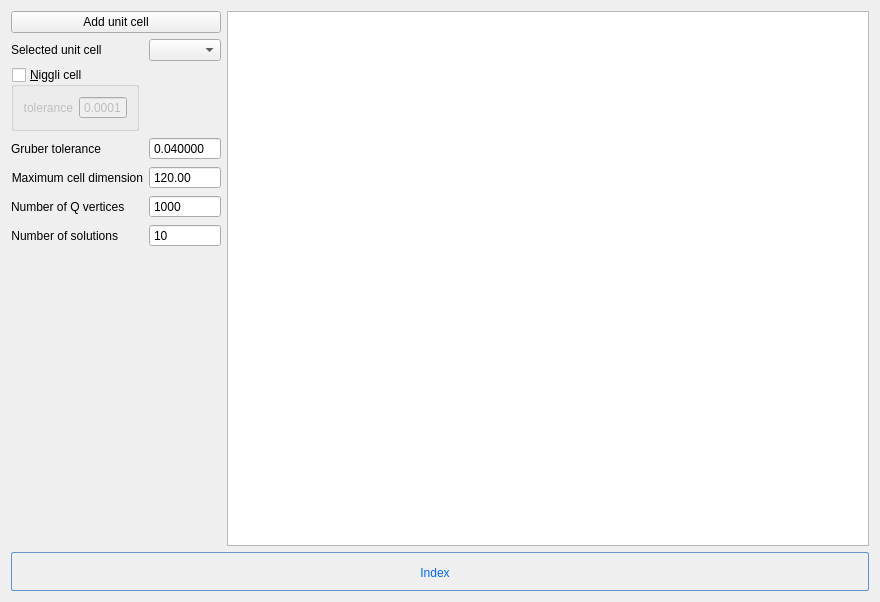
Above: apps/nsxqt/ui/DialogAutoIndexing.ui from k61n/openhkl before the change. Below: the same form after it.
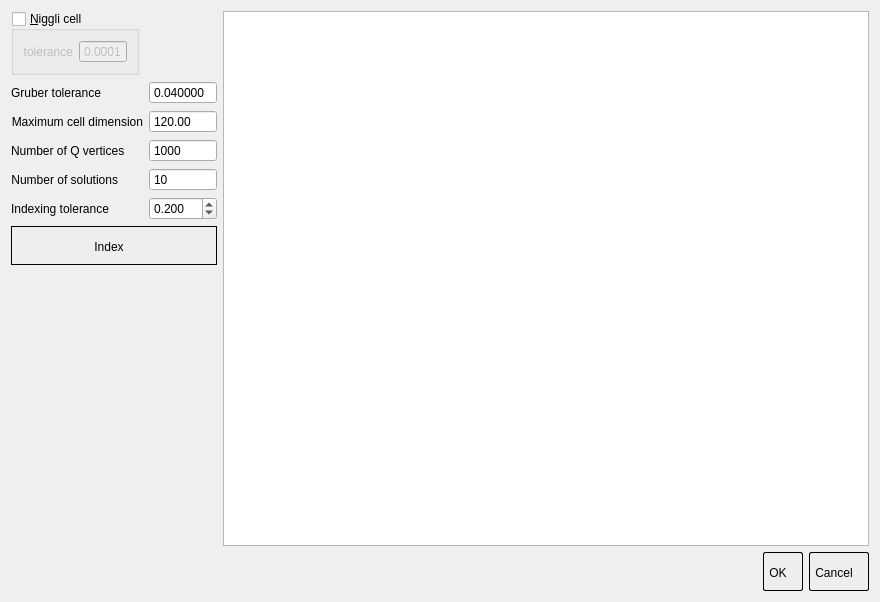
That is the form after the change.

Commit message: FIXED the peak are now updated once the theauto-indexing dialog is close CHANGED no need anymore to create a unit cell prior opening the auto-indeing dialog CHANGED refactored the auto-indexing layout

Patch:
```diff
--- a/apps/nsxqt/ui/DialogAutoIndexing.ui
+++ b/apps/nsxqt/ui/DialogAutoIndexing.ui
@@ -22,7 +22,7 @@
   <property name="windowTitle">
    <string>Auto-indexer dialog</string>
   </property>
-  <layout class="QGridLayout" name="gridLayout">
+  <layout class="QGridLayout" name="gridLayout" rowstretch="0,0">
    <item row="0" column="0">
     <layout class="QHBoxLayout" name="horizontalLayout_2" stretch="0,1">
      <item>
@@ -31,23 +31,6 @@
         <enum>QFormLayout::AllNonFixedFieldsGrow</enum>
        </property>
        <item row="1" column="0">
-        <widget class="QLabel" name="label_6">
-         <property name="text">
-          <string>Selected unit cell</string>
-         </property>
-        </widget>
-       </item>
-       <item row="1" column="1">
-        <widget class="QComboBox" name="unitCells">
-         <property name="sizePolicy">
-          <sizepolicy hsizetype="Minimum" vsizetype="Fixed">
-           <horstretch>1</horstretch>
-           <verstretch>0</verstretch>
-          </sizepolicy>
-         </property>
-        </widget>
-       </item>
-       <item row="2" column="0">
         <widget class="QGroupBox" name="niggliReduction">
          <property name="title">
           <string>&amp;Niggli cell</string>
@@ -101,7 +84,7 @@
          </layout>
         </widget>
        </item>
-       <item row="3" column="0">
+       <item row="2" column="0">
         <widget class="QLabel" name="label_2">
          <property name="text">
           <string>Gruber tolerance</string>
@@ -111,7 +94,7 @@
          </property>
         </widget>
        </item>
-       <item row="3" column="1">
+       <item row="2" column="1">
         <widget class="QDoubleSpinBox" name="gruberTolerance">
          <property name="buttonSymbols">
           <enum>QAbstractSpinBox::NoButtons</enum>
@@ -130,7 +113,7 @@
          </property>
         </widget>
        </item>
-       <item row="4" column="0">
+       <item row="3" column="0">
         <widget class="QLabel" name="label_3">
          <property name="text">
           <string>Maximum cell dimension</string>
@@ -140,7 +123,7 @@
          </property>
         </widget>
        </item>
-       <item row="4" column="1">
+       <item row="3" column="1">
         <widget class="QDoubleSpinBox" name="maxCellDim">
          <property name="buttonSymbols">
           <enum>QAbstractSpinBox::NoButtons</enum>
@@ -156,14 +139,14 @@
          </property>
         </widget>
        </item>
-       <item row="5" column="0">
+       <item row="4" column="0">
         <widget class="QLabel" name="label_5">
          <property name="text">
           <string>Number of Q vertices</string>
          </property>
         </widget>
        </item>
-       <item row="5" column="1">
+       <item row="4" column="1">
         <widget class="QSpinBox" name="nVertices">
          <property name="buttonSymbols">
           <enum>QAbstractSpinBox::NoButtons</enum>
@@ -176,7 +159,7 @@
          </property>
         </widget>
        </item>
-       <item row="6" column="0">
+       <item row="5" column="0">
         <widget class="QLabel" name="label_4">
          <property name="text">
           <string>Number of solutions</string>
@@ -186,7 +169,7 @@
          </property>
         </widget>
        </item>
-       <item row="6" column="1">
+       <item row="5" column="1">
         <widget class="QSpinBox" name="maxNumSolutions">
          <property name="buttonSymbols">
           <enum>QAbstractSpinBox::NoButtons</enum>
@@ -202,37 +185,77 @@
          </property>
         </widget>
        </item>
-       <item row="0" column="0" colspan="2">
-        <widget class="QPushButton" name="addUnitCell">
+       <item row="7" column="0" colspan="2">
+        <widget class="QPushButton" name="index">
+         <property name="sizePolicy">
+          <sizepolicy hsizetype="Expanding" vsizetype="Fixed">
+           <horstretch>0</horstretch>
+           <verstretch>0</verstretch>
+          </sizepolicy>
+         </property>
+         <property name="focusPolicy">
+          <enum>Qt::NoFocus</enum>
+         </property>
+         <property name="styleSheet">
+          <string notr="true">QPushButton {
+        border: 1px solid #000000;
+        border-radius: 20px;
+        padding: 5px 15px 2px 5px;
+        background: #eeeeee;
+        color: #000000;
+        font: bold large &quot;Arial&quot;;
+        height: 30px;
+}
+
+QPushButton:pressed {
+        background: #dddddd;
+        padding-top: 2px;
+        padding-left: 3px;
+
+}
+</string>
+         </property>
          <property name="text">
-          <string>Add unit cell</string>
+          <string>Index</string>
          </property>
-         <property name="autoDefault">
-          <bool>false</bool>
+         <property name="flat">
+          <bool>true</bool>
+         </property>
+        </widget>
+       </item>
+       <item row="6" column="0">
+        <widget class="QLabel" name="label_6">
+         <property name="text">
+          <string>Indexing tolerance</string>
+         </property>
+        </widget>
+       </item>
+       <item row="6" column="1">
+        <widget class="QDoubleSpinBox" name="indexingTolerance">
+         <property name="decimals">
+          <number>3</number>
+         </property>
+         <property name="maximum">
+          <double>1.000000000000000</double>
+         </property>
+         <property name="singleStep">
+          <double>0.001000000000000</double>
+         </property>
+         <property name="value">
+          <double>0.200000000000000</double>
          </property>
         </widget>
        </item>
       </layout>
      </item>
      <item>
-      <widget class="QTableView" name="solutions"/>
-     </item>
-    </layout>
-   </item>
-   <item row="1" column="0">
-    <widget class="QPushButton" name="index">
-     <property name="styleSheet">
-      <string notr="true">QPushButton:hover{
-        background: qlineargradient(x1 : 0, y1 : 0, x2 : 0, y2 :   1, stop :   0.0 #ffd9aa,
-                stop :   0.5 #ffbb6e, stop :   0.55 #feae42, stop :   1.0 #fedb74);
-}
-
-QPushButton {
+      <widget class="QTableView" name="solutions">
+       <property name="styleSheet">
+        <string notr="true">QPushButton {
         border: 1px solid #6593cf;
         border-radius: 2px;
         padding: 5px 15px 2px 5px;
-        background: qlineargradient(x1 : 0, y1 : 0, x2 : 0, y2 :   1, stop :   0.0 #f5f9ff,
-                stop :   0.5 #c7dfff, stop :   0.55 #afd2ff, stop :   1.0 #c0dbff);
+        background: #ffeeee;
         color: #006aff;
         font: bold large &quot;Arial&quot;;
         height: 30px;
@@ -263,11 +286,55 @@
         padding-left: 3px;
         color: black;
 }</string>
-     </property>
-     <property name="text">
-      <string>Index</string>
-     </property>
-    </widget>
+       </property>
+       <property name="editTriggers">
+        <set>QAbstractItemView::NoEditTriggers</set>
+       </property>
+       <property name="selectionMode">
+        <enum>QAbstractItemView::SingleSelection</enum>
+       </property>
+      </widget>
+     </item>
+    </layout>
+   </item>
+   <item row="1" column="0">
+    <layout class="QHBoxLayout" name="horizontalLayout_3" stretch="0">
+     <item>
+      <widget class="QDialogButtonBox" name="cancelOK">
+       <property name="sizePolicy">
+        <sizepolicy hsizetype="Minimum" vsizetype="Fixed">
+         <horstretch>0</horstretch>
+         <verstretch>0</verstretch>
+        </sizepolicy>
+       </property>
+       <property name="styleSheet">
+        <string notr="true">QPushButton {
+        border: 1px solid #000000;
+        border-radius: 2px;
+        padding: 5px 15px 2px 5px;
+        background: #eeeeee;
+        color: #000000;
+        font: bold large &quot;Arial&quot;;
+        height: 30px;
+}
+
+QPushButton:pressed {
+        background: #dddddd;
+        padding-top: 2px;
+        padding-left: 3px;
+
+}
+</string>
+       </property>
+       <property name="standardButtons">
+        <set>QDialogButtonBox::Cancel|QDialogButtonBox::Ok</set>
+       </property>
+       <property name="centerButtons">
+        <bool>false</bool>
+       </property>
+      </widget>
+     </item>
+    </layout>
    </item>
   </layout>
  </widget>
```
The commit also changes 5 other files.
